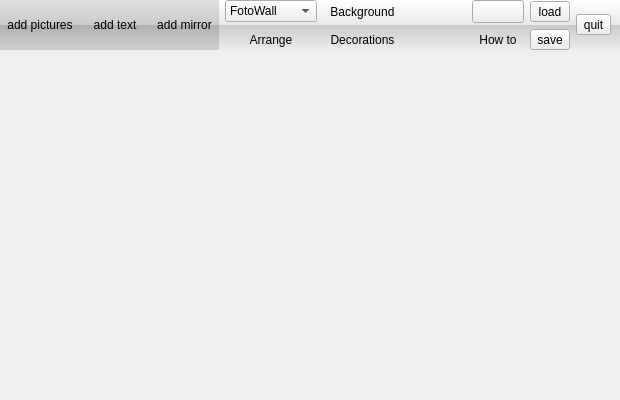
Old version of the form FotoWall.ui in the repository enricoros/fotowall.
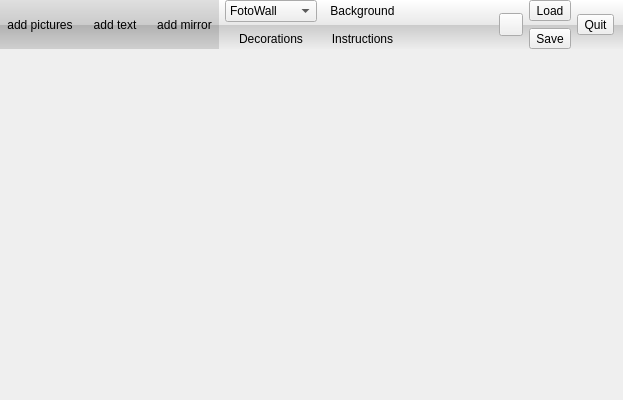
New version of the form. Icons and pictures are not drawn.

Diff of the .ui file:
```diff
--- a/FotoWall.ui
+++ b/FotoWall.ui
@@ -6,7 +6,7 @@
    <rect>
     <x>0</x>
     <y>0</y>
-    <width>620</width>
+    <width>623</width>
     <height>400</height>
    </rect>
   </property>
@@ -227,7 +227,7 @@
          </sizepolicy>
         </property>
         <property name="text">
-         <string>load</string>
+         <string>Load</string>
         </property>
        </widget>
       </item>
@@ -240,7 +240,7 @@
          </sizepolicy>
         </property>
         <property name="text">
-         <string>save</string>
+         <string>Save</string>
         </property>
         <property name="toolButtonStyle">
          <enum>Qt::ToolButtonTextBesideIcon</enum>
@@ -250,7 +250,7 @@
       <item row="0" column="8" rowspan="2">
        <widget class="QToolButton" name="quitButton">
         <property name="text">
-         <string>quit</string>
+         <string>Quit</string>
         </property>
         <property name="icon">
          <iconset resource="fotowall.qrc">
@@ -261,45 +261,6 @@
         </property>
        </widget>
       </item>
-      <item row="0" column="4">
-       <widget class="QToolButton" name="exportButton">
-        <property name="sizePolicy">
-         <sizepolicy hsizetype="Preferred" vsizetype="Fixed">
-          <horstretch>0</horstretch>
-          <verstretch>0</verstretch>
-         </sizepolicy>
-        </property>
-        <property name="text">
-         <string/>
-        </property>
-        <property name="icon">
-         <iconset resource="fotowall.qrc">
-          <normaloff>:/data/fotowall.png</normaloff>:/data/fotowall.png</iconset>
-        </property>
-        <property name="toolButtonStyle">
-         <enum>Qt::ToolButtonTextBesideIcon</enum>
-        </property>
-       </widget>
-      </item>
-      <item row="1" column="4">
-       <widget class="QToolButton" name="howtoButton">
-        <property name="sizePolicy">
-         <sizepolicy hsizetype="Preferred" vsizetype="Fixed">
-          <horstretch>0</horstretch>
-          <verstretch>0</verstretch>
-         </sizepolicy>
-        </property>
-        <property name="text">
-         <string>How to</string>
-        </property>
-        <property name="popupMode">
-         <enum>QToolButton::InstantPopup</enum>
-        </property>
-        <property name="autoRaise">
-         <bool>true</bool>
-        </property>
-       </widget>
-      </item>
       <item row="0" column="3" rowspan="2">
        <spacer name="spacer_2">
         <property name="orientation">
@@ -313,44 +274,6 @@
         </property>
        </spacer>
       </item>
-      <item row="1" column="2">
-       <widget class="QToolButton" name="decoButton">
-        <property name="sizePolicy">
-         <sizepolicy hsizetype="Preferred" vsizetype="Fixed">
-          <horstretch>0</horstretch>
-          <verstretch>0</verstretch>
-         </sizepolicy>
-        </property>
-        <property name="text">
-         <string>Decorations</string>
-        </property>
-        <property name="popupMode">
-         <enum>QToolButton::InstantPopup</enum>
-        </property>
-        <property name="autoRaise">
-         <bool>true</bool>
-        </property>
-       </widget>
-      </item>
-      <item row="1" column="1">
-       <widget class="QToolButton" name="arrangeButton">
-        <property name="sizePolicy">
-         <sizepolicy hsizetype="Preferred" vsizetype="Fixed">
-          <horstretch>0</horstretch>
-          <verstretch>0</verstretch>
-         </sizepolicy>
-        </property>
-        <property name="text">
-         <string>Arrange</string>
-        </property>
-        <property name="popupMode">
-         <enum>QToolButton::InstantPopup</enum>
-        </property>
-        <property name="autoRaise">
-         <bool>true</bool>
-        </property>
-       </widget>
-      </item>
       <item row="0" column="2">
        <widget class="QToolButton" name="backButton">
         <property name="sizePolicy">
@@ -370,6 +293,64 @@
         </property>
        </widget>
       </item>
+      <item row="0" column="4" rowspan="2">
+       <widget class="QToolButton" name="exportButton">
+        <property name="sizePolicy">
+         <sizepolicy hsizetype="Preferred" vsizetype="Fixed">
+          <horstretch>0</horstretch>
+          <verstretch>0</verstretch>
+         </sizepolicy>
+        </property>
+        <property name="text">
+         <string/>
+        </property>
+        <property name="icon">
+         <iconset resource="fotowall.qrc">
+          <normaloff>:/data/fotowall.png</normaloff>:/data/fotowall.png</iconset>
+        </property>
+        <property name="toolButtonStyle">
+         <enum>Qt::ToolButtonTextBesideIcon</enum>
+        </property>
+       </widget>
+      </item>
+      <item row="1" column="1">
+       <widget class="QToolButton" name="decoButton">
+        <property name="sizePolicy">
+         <sizepolicy hsizetype="Preferred" vsizetype="Fixed">
+          <horstretch>0</horstretch>
+          <verstretch>0</verstretch>
+         </sizepolicy>
+        </property>
+        <property name="text">
+         <string>Decorations</string>
+        </property>
+        <property name="popupMode">
+         <enum>QToolButton::InstantPopup</enum>
+        </property>
+        <property name="autoRaise">
+         <bool>true</bool>
+        </property>
+       </widget>
+      </item>
+      <item row="1" column="2">
+       <widget class="QToolButton" name="howtoButton">
+        <property name="sizePolicy">
+         <sizepolicy hsizetype="Preferred" vsizetype="Fixed">
+          <horstretch>0</horstretch>
+          <verstretch>0</verstretch>
+         </sizepolicy>
+        </property>
+        <property name="text">
+         <string>Instructions</string>
+        </property>
+        <property name="popupMode">
+         <enum>QToolButton::InstantPopup</enum>
+        </property>
+        <property name="autoRaise">
+         <bool>true</bool>
+        </property>
+       </widget>
+      </item>
      </layout>
     </widget>
    </item>
```
Left out of the diff: 3 changed lines with no effect on the pictures.
